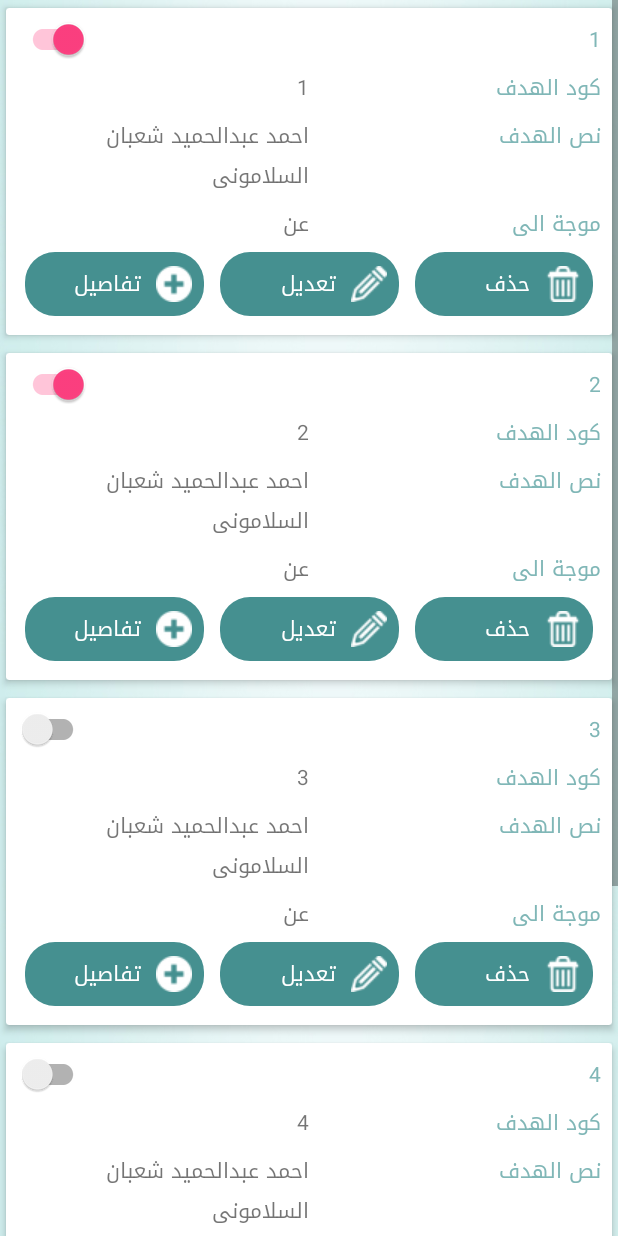
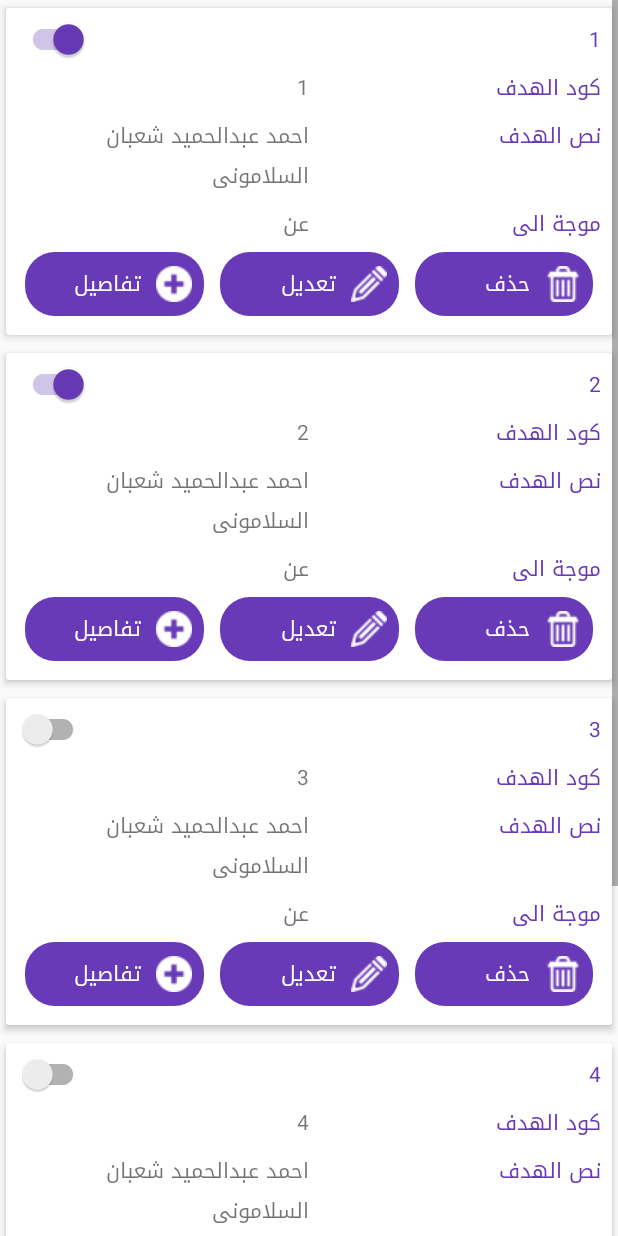
Before and after one commit to emanzelekha/MadicalAlatheer, an Android app: the fragment DisplayGoal shown on its own in the app's theme, on a phone screen of 412 x 824 dp. Run offline under Robolectric (Android 15) with nearby library versions, the light colour scheme and no system bars.

Commit message:
recycler1

```diff
--- a/app/src/main/java/com/example/ok/madicalalatheer/addIdea/activity_addIdea.java
+++ b/app/src/main/java/com/example/ok/madicalalatheer/addIdea/activity_addIdea.java
@@ -31,7 +31,7 @@ public class activity_addIdea extends AppCompatActivity {
     @Override
     protected void onCreate(Bundle savedInstanceState) {
         super.onCreate(savedInstanceState);
-        setContentView(R.layout.activity_addidea);
+        setContentView(R.layout.addidea);
 
        // typeface = Typeface.createFromAsset(getAssets(), "fonts/DroidKufi-Bold.ttf");
         Toolbar toolbar = (Toolbar) findViewById(R.id.toolbar);
--- a/app/src/main/res/drawable/button.xml
+++ b/app/src/main/res/drawable/button.xml
@@ -6,9 +6,9 @@
             >
             <corners android:radius="20dp" />
             <gradient
-                android:startColor="#459090"
-                android:centerColor="#459090"
-                android:endColor="#459090"
+                android:startColor="#683AB7"
+                android:centerColor="#683AB7"
+                android:endColor="#683AB7"
                 />
 
 
--- a/app/src/main/res/layout/addgoalrow.xml
+++ b/app/src/main/res/layout/addgoalrow.xml
@@ -8,9 +8,14 @@
     cardview:cardCornerRadius="2dp"
     cardview:cardElevation="3dp"
     cardview:cardUseCompatPadding="true"
+
    >
 
+<RelativeLayout
+    android:layout_width="match_parent"
+    android:layout_height="wrap_content"
 
+    >
 <LinearLayout
     android:padding="7dp"
     android:layout_width="match_parent"
@@ -34,7 +39,7 @@
            /></RelativeLayout>
         <TextView
             android:id="@+id/serial"
-            android:textColor="@color/colorPrimary"
+            android:textColor="@color/text"
             android:layout_weight="1"
             android:layout_width="match_parent"
             android:layout_height="wrap_content"
@@ -62,7 +67,7 @@
             android:layout_width="match_parent"
             android:layout_height="wrap_content"
             android:text="كود الهدف"
-            android:textColor="@color/colorPrimary"/>
+            android:textColor="@color/text"/>
     </LinearLayout>
 <LinearLayout
     android:layout_marginBottom="5dp"
@@ -74,9 +79,11 @@
         android:layout_weight="1"
         android:layout_width="match_parent"
         android:layout_height="wrap_content"
+        android:textAlignment="gravity"
+        android:gravity="right"
         />
     <TextView
-        android:textColor="@color/colorPrimary"
+        android:textColor="@color/text"
         android:layout_weight="1"
         android:layout_width="match_parent"
         android:layout_height="wrap_content"
@@ -91,9 +98,11 @@
             android:layout_weight="1"
             android:layout_width="match_parent"
             android:layout_height="wrap_content"
+            android:textAlignment="gravity"
+            android:gravity="right"
             />
         <TextView
-            android:textColor="@color/colorPrimary"
+            android:textColor="@color/text"
             android:layout_weight="1"
             android:layout_width="match_parent"
             android:layout_height="wrap_content"
@@ -143,6 +152,6 @@
 
     </LinearLayout>
 </LinearLayout>
-
+</RelativeLayout>
 
 </android.support.v7.widget.CardView>
--- a/app/src/main/res/layout/fragment_display_goal.xml
+++ b/app/src/main/res/layout/fragment_display_goal.xml
@@ -3,7 +3,7 @@
     android:layout_width="match_parent"
     android:layout_height="match_parent"
     tools:context="com.example.ok.madicalalatheer.AddGoal.DisplayGoal"
-    android:background="@drawable/back">
+   >
 
     <!-- TODO: Update blank fragment layout -->
     <android.support.v7.widget.RecyclerView
@@ -11,6 +11,6 @@
         android:layout_width="match_parent"
         android:layout_height="wrap_content"
         android:scrollbars="vertical"
-        android:background="@drawable/back"/>
+       />
 
 </FrameLayout>
--- a/app/src/main/res/values/colors.xml
+++ b/app/src/main/res/values/colors.xml
@@ -1,8 +1,9 @@
 <?xml version="1.0" encoding="utf-8"?>
 <resources>
-    <color name="colorPrimary">#80B7B7</color>
-    <color name="colorPrimaryDark">#80B7B7</color>
-    <color name="colorAccent">#FF4081</color>
+    <color name="colorPrimary">#00AAC1</color>
+    <color name="colorPrimaryDark">#00AAC1</color>
+    <color name="colorAccent">#683AB7</color>
     <color name="black">#000</color>
     <color name="white">#fff</color>
+    <color name="text">#683AB7</color>
 </resources>
```
Also changed, not shown: app/src/main/AndroidManifest.xml (+5 -3 lines), app/src/main/res/layout/fragment_insert_goal.xml (+81 -0 lines), app/src/main/res/layout/addidea.xml (renamed from app/src/main/res/layout/activity_addIdea.xml).
